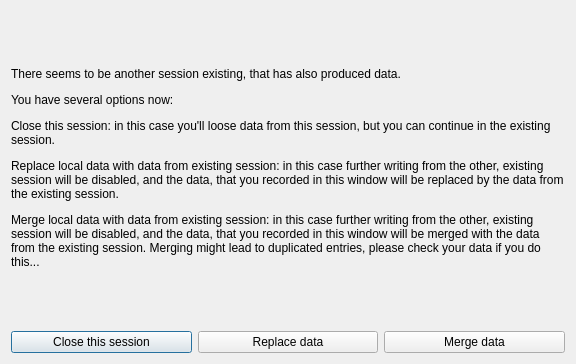
scVENUS/sctime, file src/conflictdialogbase.ui: the form before one commit.
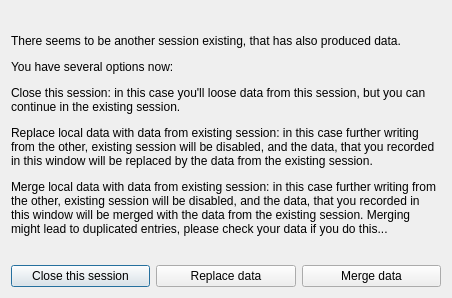
The form after the commit.

Commit message: improve sizes of conflict and pause dialog

Patch:
```diff
--- a/src/conflictdialogbase.ui
+++ b/src/conflictdialogbase.ui
@@ -9,16 +9,28 @@
    <rect>
     <x>0</x>
     <y>0</y>
-    <width>576</width>
-    <height>364</height>
+    <width>452</width>
+    <height>298</height>
    </rect>
   </property>
+  <property name="sizePolicy">
+   <sizepolicy hsizetype="Expanding" vsizetype="Expanding">
+    <horstretch>0</horstretch>
+    <verstretch>0</verstretch>
+   </sizepolicy>
+  </property>
   <property name="windowTitle">
    <string>sctime: conflict on saving</string>
   </property>
   <layout class="QVBoxLayout" name="verticalLayout">
    <item>
     <widget class="QLabel" name="label">
+     <property name="sizePolicy">
+      <sizepolicy hsizetype="Expanding" vsizetype="Expanding">
+       <horstretch>0</horstretch>
+       <verstretch>0</verstretch>
+      </sizepolicy>
+     </property>
      <property name="text">
       <string>&lt;html&gt;&lt;head/&gt;&lt;body&gt;&lt;p&gt;There seems to be another session existing, that has also produced data.&lt;/p&gt;&lt;p&gt;You have several options now:&lt;/p&gt;&lt;p&gt;Close this session: in this case you'll loose data from this session, but you can continue in the existing session.&lt;/p&gt;&lt;p&gt;Replace local data with data from existing session: in this case further writing from the other, existing session will be disabled, and the data, that you recorded in this window will be replaced by the data from the existing session. &lt;/p&gt;&lt;p&gt;Merge local data with data from existing session: in this case further writing from the other, existing session will be disabled, and the data, that you recorded in this window will be merged with the data from the existing session. Merging might lead to duplicated entries, please check your data if you do this...&lt;/p&gt;&lt;/body&gt;&lt;/html&gt;</string>
      </property>
```
Left out of the diff: 3 changed lines with no effect on the pictures. The commit also changes 3 other files.
